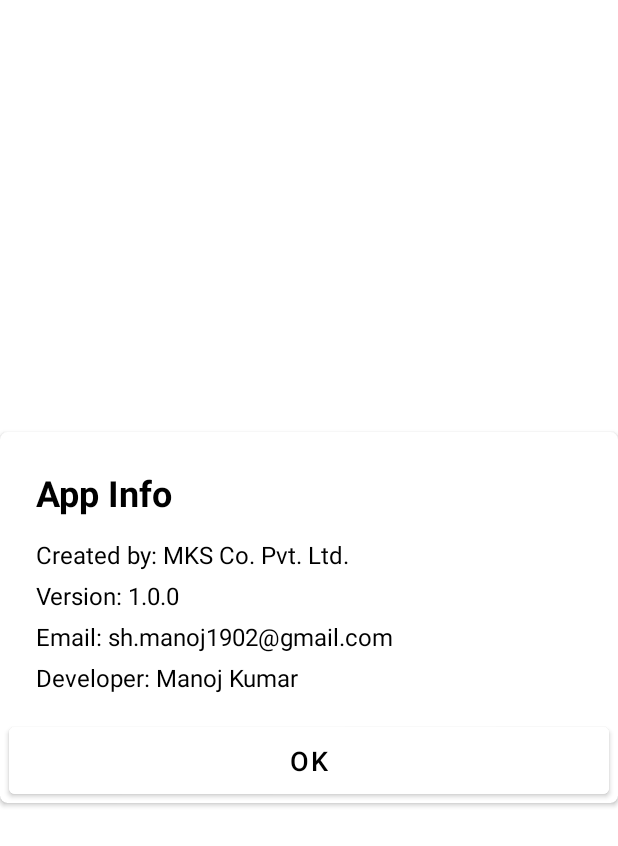
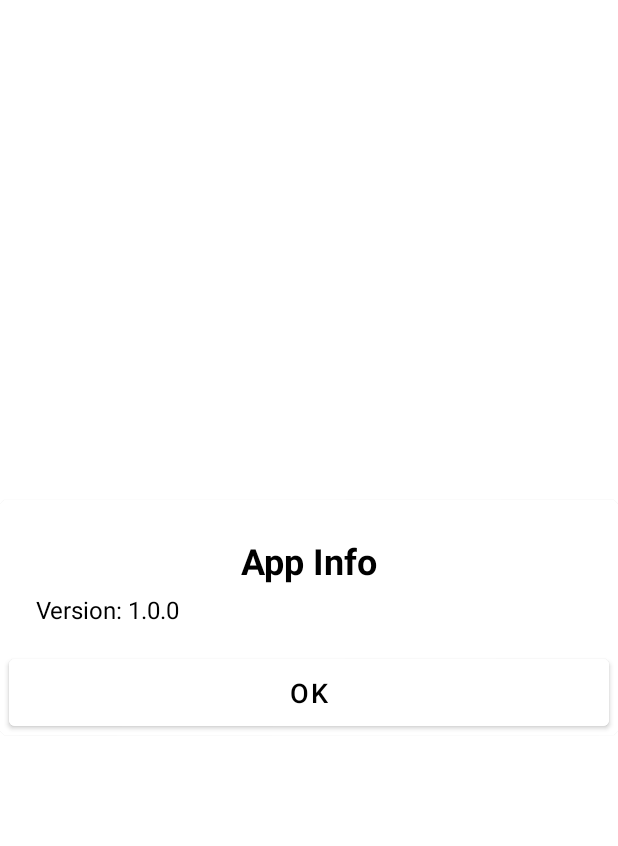
Before and after one commit to Manoj1902/Mausam, an Android app: the layout custom_dialog.xml on its own in the app's theme, with its tools: preview values and no code run, on a phone screen of 412 x 824 dp. Shown: the top 846 px of the screen. Run offline under Robolectric (Android 15) with nearby library versions, the phone set to English and light mode, and no system bars; network calls fail.

Commit message:
Second Commit

```diff
--- a/app/src/main/res/layout/custom_dialog.xml
+++ b/app/src/main/res/layout/custom_dialog.xml
@@ -18,12 +18,13 @@
 
     <TextView
         android:id="@+id/dialog_title"
-        android:layout_width="wrap_content"
+        android:layout_width="match_parent"
         android:layout_height="wrap_content"
         android:text="@string/dialog_title"
         android:textColor="@color/black"
         android:layout_margin="24dp"
         android:textSize="24sp"
+        android:textAlignment="center"
         android:textStyle="bold"
         app:layout_constraintStart_toStartOf="parent"
         app:layout_constraintTop_toTopOf="parent" />
@@ -32,6 +33,7 @@
         android:id="@+id/first_line"
         android:layout_width="wrap_content"
         android:layout_height="wrap_content"
+        android:visibility="gone"
         android:text="Created by: MKS Co. Pvt. Ltd."
         android:textColor="@color/black"
         android:layout_marginStart="24dp"
@@ -44,7 +46,7 @@
         android:id="@+id/second_line"
         android:layout_width="wrap_content"
         android:layout_height="wrap_content"
-        android:text="Version: 1.0.0"
+        android:text="@string/Version"
         android:textColor="@color/black"
         android:layout_marginStart="24dp"
         android:layout_marginTop="5dp"
@@ -56,6 +58,7 @@
         android:id="@+id/third_line"
         android:layout_width="wrap_content"
         android:layout_height="wrap_content"
+        android:visibility="gone"
         android:text="Email: sh.manoj1902@gmail.com"
         android:textColor="@color/black"
         android:layout_marginStart="24dp"
@@ -68,6 +71,7 @@
         android:id="@+id/fourth_line"
         android:layout_width="wrap_content"
         android:layout_height="wrap_content"
+        android:visibility="gone"
         android:text="Developer: Manoj Kumar"
         android:textColor="@color/black"
         android:layout_marginStart="24dp"
--- a/app/src/main/res/values/strings.xml
+++ b/app/src/main/res/values/strings.xml
@@ -1,5 +1,6 @@
 <resources>
     <string name="app_name">Mausam</string>
+    <string name="Version">Version: 1.0.0</string>
     <string name="dialog_title">
         App Info
     </string>
@@ -10,4 +11,6 @@
         Developer: Manoj Kumar
     </string>
 
+
+
 </resources>
```
Also changed, not shown: app/src/main/java/com/mks/mausam/SplashActivity.kt (line endings or trailing spaces), 1 other file.
